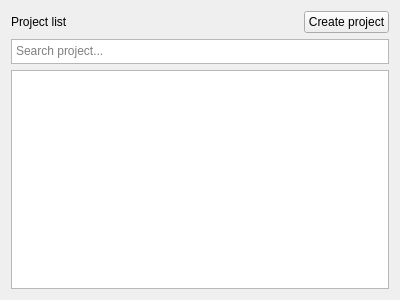
Above: task-tracker-frontend/ProjectsList.ui from Unkorunk/task-tracker before the change. Below: the same form after it.
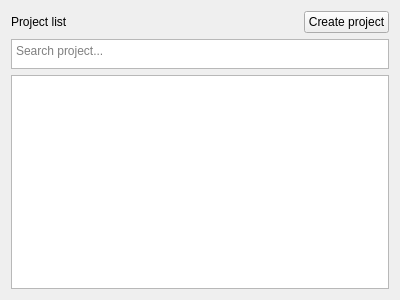
That is the form after the change.

```diff
--- a/task-tracker-frontend/ProjectsList.ui
+++ b/task-tracker-frontend/ProjectsList.ui
@@ -49,7 +49,7 @@
      <property name="maximumSize">
       <size>
        <width>16777215</width>
-       <height>25</height>
+       <height>30</height>
       </size>
      </property>
      <property name="baseSize">
```
